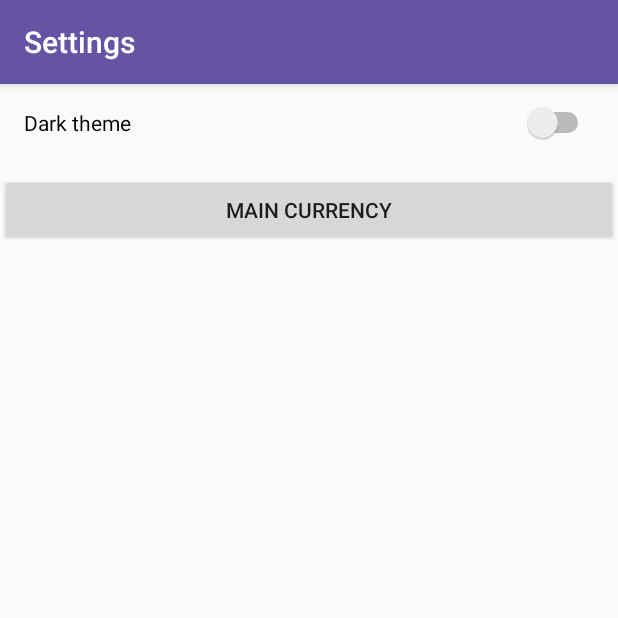
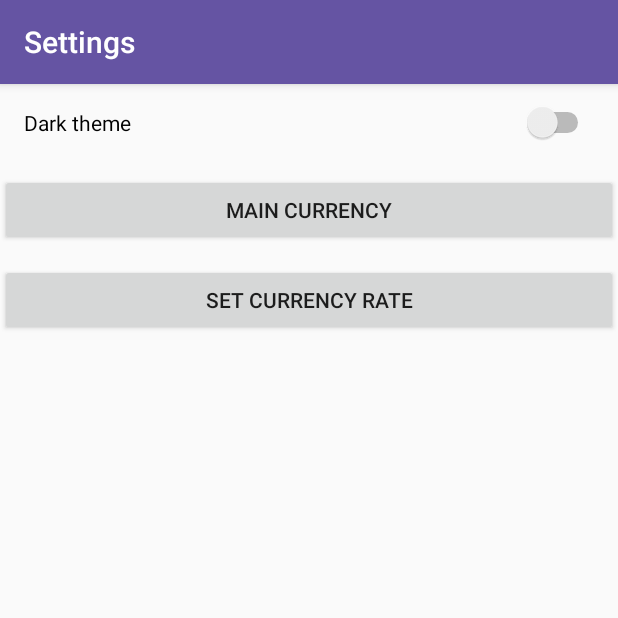
Before and after one commit to ksenia1997/ITU-v4, an Android app: the SettingsActivity screen opened directly, with no data from a screen before it, on a phone screen of 412 x 824 dp, the top half of it. Run offline under Robolectric (Android 15) with nearby library versions, the phone set to English and light mode, and no system bars.

Commit message:
Priprava pro currency rate settings.

```diff
--- a/app/src/main/java/com/example/ksenia/ituproject/ui/activities/SettingsActivity.java
+++ b/app/src/main/java/com/example/ksenia/ituproject/ui/activities/SettingsActivity.java
@@ -10,6 +10,7 @@ import android.media.audiofx.Equalizer;
 import android.support.v7.app.AppCompatActivity;
 import android.os.Bundle;
 import android.support.v7.app.AppCompatDelegate;
+import android.view.LayoutInflater;
 import android.view.View;
 import android.widget.Button;
 import android.widget.CompoundButton;
@@ -84,6 +85,28 @@ public class SettingsActivity extends BaseActivity {
                 mDialog.show();
             }
         });
+
+        // Tlacitko pro nastavovani kurzu meny.
+        Button rate_button = (Button) findViewById(R.id.rate_button);
+
+        // Akce po stisku tlacitka.
+        rate_button.setOnClickListener(new View.OnClickListener() {
+            @Override
+            public void onClick(View view) {
+                // Dialogove okno.
+                AlertDialog.Builder mBuilder = new AlertDialog.Builder(SettingsActivity.this);
+                // Nastavovani titulku.
+
+
+                // TODO
+
+                // Zobrazeni dialogoveho okna.
+                AlertDialog mDialog = mBuilder.create();
+                mDialog.show();
+            }
+        });
+
+
     }
 
     @Override
--- a/app/src/main/res/layout/activity_settings.xml
+++ b/app/src/main/res/layout/activity_settings.xml
@@ -23,6 +23,15 @@
         android:text="Main currency"
         app:layout_constraintTop_toTopOf="parent" />
 
+    <Button
+        android:id="@+id/rate_button"
+        android:layout_width="match_parent"
+        android:layout_height="wrap_content"
+        android:layout_gravity="center"
+        android:layout_marginTop="120dp"
+        android:text="Set currency rate"
+        app:layout_constraintTop_toTopOf="parent" />
+
 
 
 
--- /dev/null
+++ b/app/src/main/res/layout/currency_rate_dialog.xml
@@ -0,0 +1,6 @@
+<?xml version="1.0" encoding="utf-8"?>
+<LinearLayout xmlns:android="http://schemas.android.com/apk/res/android"
+    android:layout_width="match_parent"
+    android:layout_height="match_parent">
+
+</LinearLayout>
```
